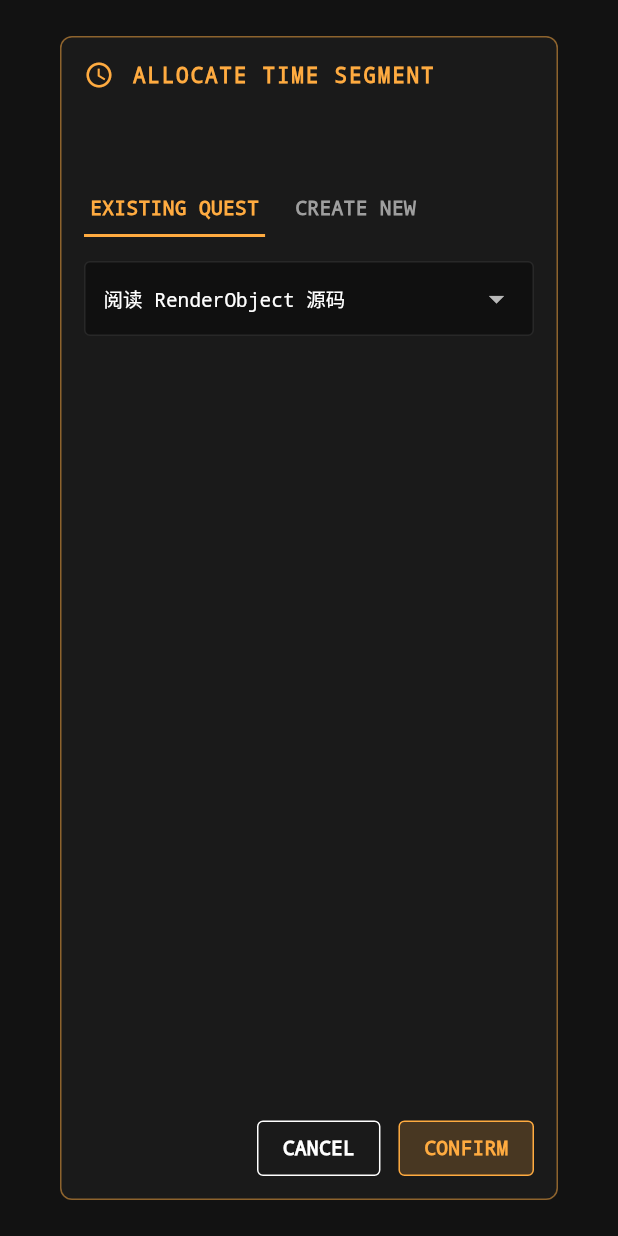
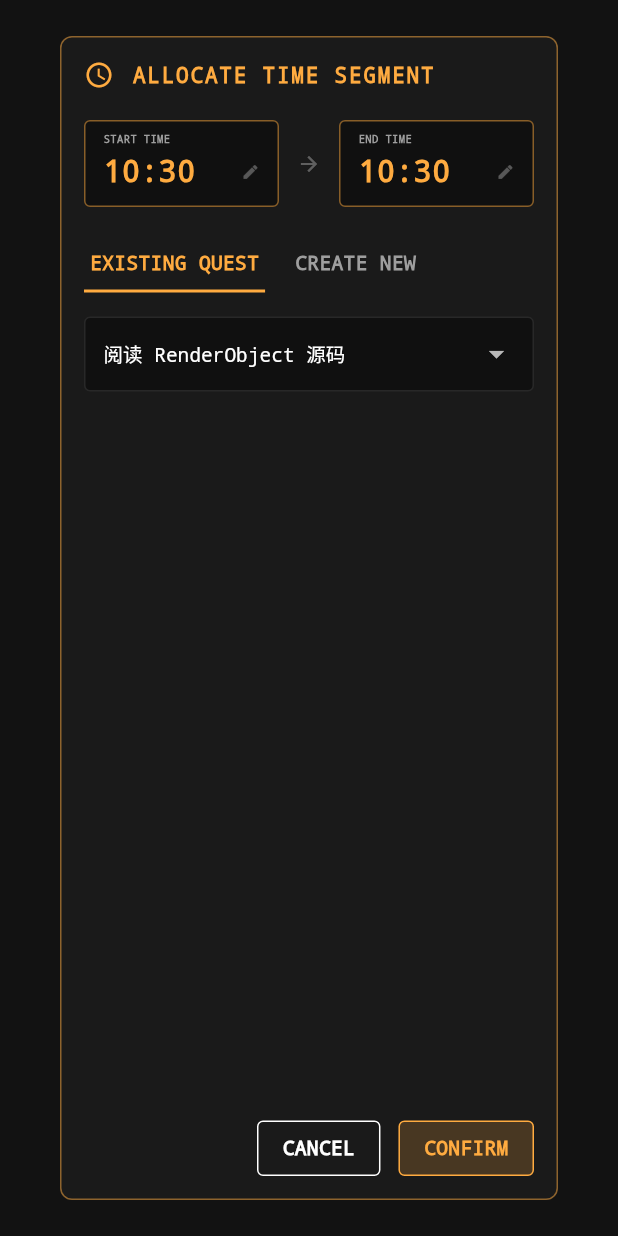
Before and after one commit to maxiee/maeiee-flutter-kit, a Flutter app: the TimeAllocationDialog widget shown alone on an empty page, opened directly with empty values, on a phone screen of 412 x 824 dp. Run offline on Flutter 3.47's test engine with Material 3 defaults, Android fonts, the phone set to English and light mode, and no system bars; our stand-ins replace get, get_storage, webview_flutter; missing offline and left inert: d4rt, example, flutter_d4rt, kalender; accounts and stored records are empty.

Commit message:
优化事件创建对话框，移除时间范围文本，新增时间编辑功能；更新日历视图以支持多天事件显示

```diff
--- a/apps/my_life_rpg/lib/views/home/widgets/matrix/time_allocation_dialog.dart
+++ b/apps/my_life_rpg/lib/views/home/widgets/matrix/time_allocation_dialog.dart
@@ -1,5 +1,6 @@
 import 'package:flutter/material.dart';
 import 'package:get/get.dart';
+import 'package:intl/intl.dart';
 import 'package:my_life_rpg/core/theme/theme.dart';
 import 'package:my_life_rpg/core/widgets/rpg_tab_bar.dart';
 import 'package:my_life_rpg/core/widgets/widgets.dart';
@@ -7,14 +8,12 @@ import 'package:my_life_rpg/services/task_service.dart';
 import 'package:my_life_rpg/models/task.dart';
 
 class TimeAllocationDialog extends StatefulWidget {
-  final String timeRangeText;
   final DateTime startTime;
   final DateTime endTime;
   final TaskService questService;
 
   const TimeAllocationDialog({
     super.key,
-    required this.timeRangeText,
     required this.startTime,
     required this.endTime,
     required this.questService,
@@ -33,9 +32,17 @@ class _TimeAllocationDialogState extends State<TimeAllocationDialog> {
   // 数据源
   late List<Task> activeQuests;
 
+  // 内部时间状态
+  late DateTime _start;
+  late DateTime _end;
+
   @override
   void initState() {
     super.initState();
+    // 初始化时间状态
+    _start = widget.startTime;
+    _end = widget.endTime;
+
     // 过滤活跃任务
     activeQuests = widget.questService.tasks
         .where((q) => !q.isCompleted)
@@ -60,8 +67,9 @@ class _TimeAllocationDialogState extends State<TimeAllocationDialog> {
       child: Column(
         crossAxisAlignment: CrossAxisAlignment.start,
         children: [
-          // Sub-header (Time)
-          RpgText.header(widget.timeRangeText),
+          // 可编辑的时间区域
+          _buildTimeEditor(),
+
           AppSpacing.gapV20,
 
           // Tabs
@@ -83,31 +91,113 @@ class _TimeAllocationDialogState extends State<TimeAllocationDialog> {
     );
   }
 
-  Widget _buildTab(String label, bool isActive, bool mode) {
-    return InkWell(
-      onTap: () {
-        setState(() => isCreatingNew = mode);
-      },
-      child: Container(
-        padding: const EdgeInsets.symmetric(horizontal: 4, vertical: 8),
-        decoration: BoxDecoration(
-          border: Border(
-            bottom: BorderSide(
-              color: isActive ? AppColors.accentMain : Colors.transparent,
-              width: 2,
-            ),
+  // 时间编辑器组件
+  Widget _buildTimeEditor() {
+    return Row(
+      children: [
+        Expanded(
+          child: _buildTimeButton(
+            label: "START TIME",
+            time: _start,
+            onTap: () => _pickTime(true),
           ),
         ),
-        child: Text(
-          label,
-          style: TextStyle(
-            color: isActive ? AppColors.accentMain : Colors.grey,
-            fontFamily: 'Courier',
-            fontWeight: FontWeight.bold,
+        Padding(
+          padding: const EdgeInsets.symmetric(horizontal: 12),
+          child: Icon(Icons.arrow_forward, color: AppColors.textDim, size: 16),
+        ),
+        Expanded(
+          child: _buildTimeButton(
+            label: "END TIME",
+            time: _end,
+            onTap: () => _pickTime(false),
           ),
+        ),
+      ],
+    );
+  }
+
+  Widget _buildTimeButton({
+    required String label,
+    required DateTime time,
+    required VoidCallback onTap,
+  }) {
+    final timeStr = DateFormat('HH:mm').format(time);
+
+    return InkWell(
+      onTap: onTap,
+      borderRadius: BorderRadius.circular(4),
+      child: Container(
+        padding: const EdgeInsets.symmetric(vertical: 8, horizontal: 12),
+        decoration: BoxDecoration(
+          color: AppColors.bgInput,
+          border: Border.all(color: AppColors.accentMain.withOpacity(0.5)),
+          borderRadius: BorderRadius.circular(4),
+        ),
+        child: Column(
+          crossAxisAlignment: CrossAxisAlignment.start,
+          children: [
+            Text(
+              label,
+              style: AppTextStyles.micro.copyWith(color: Colors.grey),
+            ),
+            const SizedBox(height: 4),
+            Row(
+              mainAxisAlignment: MainAxisAlignment.spaceBetween,
+              children: [
+                Text(
+                  timeStr,
+                  style: const TextStyle(
+                    fontFamily: 'Courier',
+                    fontSize: 20,
+                    fontWeight: FontWeight.bold,
+                    color: AppColors.accentMain,
+                  ),
+                ),
+                const Icon(Icons.edit, size: 12, color: AppColors.textDim),
+              ],
+            ),
+          ],
         ),
       ),
     );
+  }
+
+  // 时间选择逻辑
+  Future<void> _pickTime(bool isStart) async {
+    final initial = isStart ? _start : _end;
+    final picked = await showTimePicker(
+      context: context,
+      initialTime: TimeOfDay.fromDateTime(initial),
+      builder: (context, child) => Theme(data: ThemeData.dark(), child: child!),
+    );
+
+    if (picked != null) {
+      setState(() {
+        // 只更新时分，保留年月日
+        final newDt = DateTime(
+          initial.year,
+          initial.month,
+          initial.day,
+          picked.hour,
+          picked.minute,
+        );
+
+        if (isStart) {
+          _start = newDt;
+          // 简单的自动纠错：如果开始时间晚于结束时间，把结束时间往后推 15分钟
+          if (_start.isAfter(_end)) {
+            _end = _start.add(const Duration(minutes: 15));
+          }
+        } else {
+          _end = newDt;
+          // 简单的自动纠错
+          if (_end.isBefore(_start)) {
+            _start = _end.subtract(const Duration(minutes: 15));
+          }
+        }
+      });
+    }
   }
 
   Widget _buildCreateInput() {
@@ -154,14 +244,28 @@ class _TimeAllocationDialogState extends State<TimeAllocationDialog> {
   }
 
   void _submit() {
-    // 封装返回数据：Map
+    // 基础校验
+    if (_start.isAfter(_end)) {
+      Get.snackbar("ERROR", "End time must be after start time");
+      return;
+    }
+
+    final data = {
+      // [关键] 返回修正后的时间
+      'startTime': _start,
+      'endTime': _end,
+      'isNew': isCreatingNew,
+    };
+
     if (isCreatingNew) {
       final title = _titleController.text.trim();
       if (title.isEmpty) return;
-      Get.back(result: {'isNew': true, 'title': title});
+      data['title'] = title;
     } else {
       if (selectedQuestId.isEmpty) return;
-      Get.back(result: {'isNew': false, 'id': selectedQuestId});
+      data['id'] = selectedQuestId;
     }
+
+    Get.back(result: data);
   }
 }
```
Also changed, not shown: apps/my_life_rpg/lib/controllers/matrix_controller.dart (+11 -11 lines), apps/my_life_rpg/lib/views/home/widgets/matrix/home_day_calendar.dart (+11 -2 lines).
